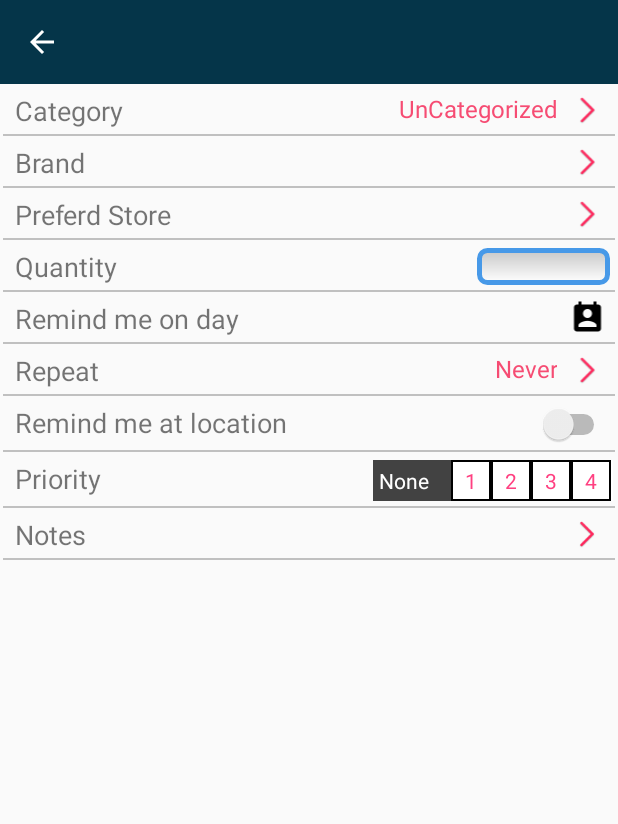
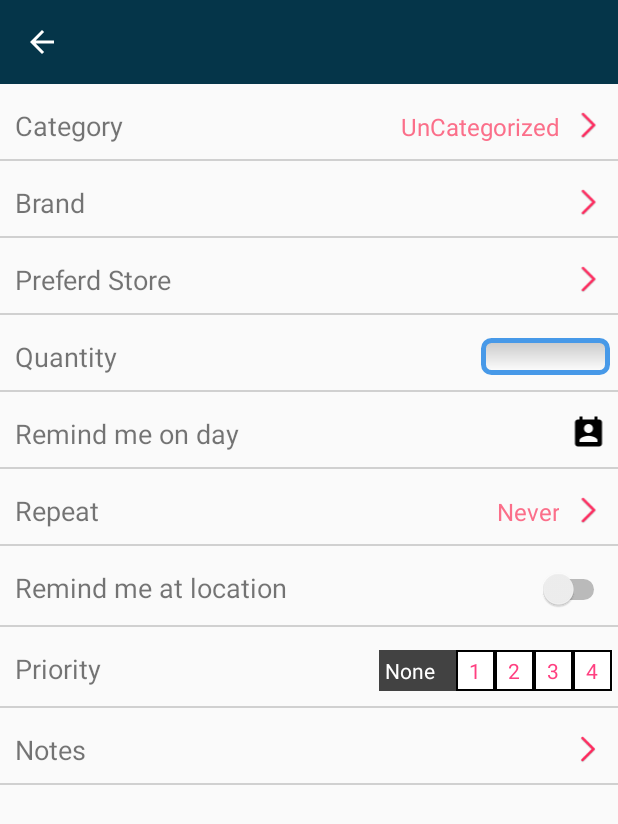
Before and after one commit to 4naveen/android, an Android app: the AddReminderItemActivity screen opened directly, with no data from a screen before it, on a phone screen of 412 x 824 dp. Shown: the top 824 px of the screen. Run offline under Robolectric (Android 15) with nearby library versions, the phone set to English and light mode, and no system bars; libraries missing offline, so code that uses them is left out: com.afollestad.materialdialogs, com.github.florent37.singledateandtimepicker; 4 statements that could not run were skipped.

Commit message:
add reminder page designed.

```diff
--- a/app/src/main/res/layout/activity_add_reminder_item.xml
+++ b/app/src/main/res/layout/activity_add_reminder_item.xml
@@ -7,50 +7,55 @@
     android:orientation="vertical"
     android:id="@+id/layout"
     tools:context="com.project.spliceglobal.recallgo.AddReminderItemActivity">
+
     <include
         layout="@layout/app_bar"
         android:layout_width="match_parent"
         android:layout_height="wrap_content" />
+
     <LinearLayout
         android:layout_width="match_parent"
         android:layout_height="wrap_content"
         android:layout_marginTop="5dp"
         android:id="@+id/category"
         android:orientation="horizontal">
+
         <TextView
             android:layout_width="0dp"
             android:layout_weight="0.5"
             android:layout_height="wrap_content"
             android:textSize="18sp"
-            android:layout_marginLeft="10dp"
-            android:layout_marginStart="10dp"
+            android:layout_margin="10dp"
             android:text="Category"/>
+
         <TextView
             android:layout_width="0dp"
             android:id="@+id/category_text"
             android:layout_weight="0.4"
             android:layout_height="wrap_content"
             android:textSize="16sp"
-            android:layout_gravity="end"
-            android:gravity="end"
+            android:gravity="right"
+            android:layout_marginTop="10dp"
+            android:layout_marginBottom="10dp"
             android:text="UnCategorized"
-            android:textColor="@color/bg_screen2"/>
+            android:textColor="@color/pink_font_color"/>
+
         <ImageView
             android:layout_width="0dp"
             android:layout_weight="0.1"
             android:layout_height="wrap_content"
-            android:layout_gravity="end"
+            android:gravity="right"
+            android:layout_marginTop="10dp"
+            android:layout_marginBottom="10dp"
             android:src="@mipmap/arrow_right"/>
 
     </LinearLayout>
 
     <View
-        android:layout_width="fill_parent"
+        android:layout_width="match_parent"
         android:layout_height="1dp"
-        android:layout_marginLeft="2dp"
-        android:layout_marginRight="2dp"
-        android:layout_marginTop="3dp"
-        android:background="#c0c0c0" />
+        android:background="#D0D0D0" />
+
 
     <LinearLayout
         android:layout_width="match_parent"
@@ -63,86 +68,94 @@
             android:layout_weight="0.5"
             android:layout_height="wrap_content"
             android:textSize="18sp"
-            android:layout_marginLeft="10dp"
-            android:layout_marginStart="10dp"
+            android:layout_margin="10dp"
             android:text="Brand"/>
+
         <TextView
             android:layout_width="0dp"
             android:id="@+id/brand_text"
             android:layout_weight="0.4"
             android:layout_height="wrap_content"
             android:textSize="16sp"
-            android:layout_gravity="end"
-            android:gravity="end"
+            android:gravity="right"
             android:text=""
-            android:textColor="@color/bg_screen2"/>
+            android:layout_marginTop="10dp"
+            android:layout_marginBottom="10dp"
+            android:textColor="@color/pink_font_color"/>
+
         <ImageView
             android:layout_width="0dp"
             android:layout_weight="0.1"
             android:layout_height="wrap_content"
-            android:layout_gravity="end"
+            android:gravity="right"
+            android:layout_marginBottom="10dp"
+            android:layout_marginTop="10dp"
             android:src="@mipmap/arrow_right"/>
 
     </LinearLayout>
 
     <View
-        android:layout_width="fill_parent"
+        android:layout_width="match_parent"
         android:layout_height="1dp"
-        android:layout_marginLeft="2dp"
-        android:layout_marginRight="2dp"
-        android:layout_marginTop="3dp"
-        android:background="#c0c0c0" />
+        android:background="#D0D0D0" />
+
+
+
     <LinearLayout
         android:layout_width="match_parent"
         android:layout_height="wrap_content"
         android:layout_marginTop="5dp"
         android:id="@+id/prefered_store"
         android:orientation="horizontal">
+
         <TextView
             android:layout_width="0dp"
             android:layout_weight="0.5"
             android:layout_height="wrap_content"
             android:textSize="18sp"
-            android:layout_marginLeft="10dp"
-            android:layout_marginStart="10dp"
+            android:layout_margin="10dp"
             android:text="Preferd Store"/>
+
         <TextView
             android:layout_width="0dp"
             android:id="@+id/prefered_store_text"
             android:layout_weight="0.4"
             android:layout_height="wrap_content"
             android:textSize="16sp"
-            android:layout_gravity="end"
-            android:gravity="end"
+            android:gravity="right"
+            android:layout_marginTop="10dp"
+            android:layout_marginBottom="10dp"
             android:text=""
-            android:textColor="@color/bg_screen2"/>
+            android:textColor="@color/pink_font_color"/>
+
         <ImageView
             android:layout_width="0dp"
             android:layout_weight="0.1"
             android:layout_height="wrap_content"
-            android:layout_gravity="end"
+            android:gravity="right"
+            android:layout_marginTop="10dp"
+            android:layout_marginBottom="10dp"
             android:src="@mipmap/arrow_right"/>
     </LinearLayout>
 
     <View
-        android:layout_width="fill_parent"
+        android:layout_width="match_parent"
         android:layout_height="1dp"
-        android:layout_marginLeft="2dp"
-        android:layout_marginRight="2dp"
-        android:layout_marginTop="3dp"
-        android:background="#c0c0c0" />
+        android:background="#D0D0D0" />
+
+
     <LinearLayout
         android:layout_width="match_parent"
         android:layout_height="wrap_content"
         android:layout_marginTop="5dp"
         android:orientation="horizontal">
+
         <TextView
             android:layout_width="0dp"
             android:layout_weight="0.7"
             android:layout_height="wrap_content"
             android:textSize="18sp"
-            android:layout_marginLeft="10dp"
-            android:layout_marginStart="10dp"
+            android:layout_margin="10dp"
             android:text="Quantity"/>
 
         <EditText
@@ -150,34 +163,36 @@
             android:id="@+id/quantity"
             android:layout_weight="0.2"
             android:layout_height="wrap_content"
-            android:layout_gravity="end"
             android:layout_marginRight="5dp"
             android:layout_marginEnd="5dp"
-            android:gravity="center"
+            android:layout_marginTop="10dp"
+            android:layout_marginBottom="10dp"
+            android:gravity="right"
             android:cursorVisible="false"
+            android:inputType="number"
+            android:singleLine="true"
             android:background="@drawable/rounded_edittext" />
 
     </LinearLayout>
 
     <View
-        android:layout_width="fill_parent"
+        android:layout_width="match_parent"
         android:layout_height="1dp"
-        android:layout_marginLeft="2dp"
-        android:layout_marginRight="2dp"
-        android:layout_marginTop="3dp"
-        android:background="#c0c0c0" />
+        android:background="#D0D0D0" />
+
+
     <LinearLayout
         android:layout_width="match_parent"
         android:layout_height="wrap_content"
         android:layout_marginTop="5dp"
         android:orientation="horizontal">
+
         <TextView
             android:layout_width="0dp"
             android:layout_weight="0.6"
             android:layout_height="wrap_content"
             android:textSize="18sp"
-            android:layout_marginLeft="10dp"
-            android:layout_marginStart="10dp"
+            android:layout_margin="10dp"
             android:text="Remind me on day"/>
         <TextView
             android:layout_width="0dp"
@@ -185,27 +200,29 @@
             android:layout_weight="0.3"
             android:layout_height="wrap_content"
             android:textSize="14sp"
-            android:layout_gravity="end"
-            android:gravity="end"
+            android:gravity="right"
+            android:layout_marginTop="10dp"
+            android:layout_marginBottom="10dp"
             android:text=""
-            android:textColor="@color/bg_screen2"/>
+            android:textColor="@color/pink_font_color"/>
+
         <ImageView
             android:layout_width="0dp"
             android:id="@+id/date_time"
             android:layout_weight="0.1"
             android:layout_height="wrap_content"
-            android:layout_gravity="end"
+            android:gravity="right"
+            android:layout_marginBottom="10dp"
+            android:layout_marginTop="10dp"
             android:src="@mipmap/calendar"/>
 
     </LinearLayout>
 
     <View
-        android:layout_width="fill_parent"
+        android:layout_width="match_parent"
         android:layout_height="1dp"
-        android:layout_marginLeft="2dp"
-        android:layout_marginRight="2dp"
-        android:layout_marginTop="3dp"
-        android:background="#c0c0c0" />
+        android:background="#D0D0D0" />
+
     <LinearLayout
         android:layout_width="match_parent"
         android:layout_height="wrap_content"
@@ -217,48 +234,50 @@
             android:layout_weight="0.5"
             android:layout_height="wrap_content"
             android:textSize="18sp"
-            android:layout_marginLeft="10dp"
-            android:layout_marginStart="10dp"
+            android:layout_margin="10dp"
             android:text="Repeat"/>
+
         <TextView
             android:layout_width="0dp"
             android:id="@+id/repeat_text"
             android:layout_weight="0.4"
             android:layout_height="wrap_content"
             android:textSize="16sp"
-            android:layout_gravity="end"
-            android:gravity="end"
+            android:gravity="right"
             android:text="Never"
-            android:textColor="@color/bg_screen2"/>
+            android:layout_marginBottom="10dp"
+            android:layout_marginTop="10dp"
+            android:textColor="@color/pink_font_color"/>
+
         <ImageView
             android:layout_width="0dp"
             android:layout_weight="0.1"
             android:layout_height="wrap_content"
-            android:layout_gravity="end"
+            android:gravity="right"
+            android:layout_marginBottom="10dp"
+            android:layout_marginTop="10dp"
             android:src="@mipmap/arrow_right"/>
 
     </LinearLayout>
 
     <View
-        android:layout_width="fill_parent"
+        android:layout_width="match_parent"
         android:layout_height="1dp"
-        android:layout_marginLeft="2dp"
-        android:layout_marginRight="2dp"
-        android:layout_marginTop="3dp"
-        android:background="#c0c0c0" />
+        android:background="#D0D0D0" />
+
 
     <LinearLayout
         android:layout_width="match_parent"
         android:layout_height="wrap_content"
         android:layout_marginTop="5dp"
         android:orientation="horizontal">
+
         <TextView
             android:layout_width="0dp"
             android:layout_weight="0.9"
             android:layout_height="wrap_content"
             android:textSize="18sp"
-            android:layout_marginLeft="10dp"
-            android:layout_marginStart="10dp"
+            android:layout_margin="10dp"
             android:text="Remind me at location"/>
 
         <Switch
@@ -268,18 +287,19 @@
             android:checked="false"
             android:layout_marginEnd="5dp"
             android:layout_marginRight="5dp"
+            android:layout_marginBottom="10dp"
+            android:layout_marginTop="10dp"
             android:textOff="No"
             android:textOn="Yes"/>
 
     </LinearLayout>
 
     <View
-        android:layout_width="fill_parent"
+        android:layout_width="match_parent"
         android:layout_height="1dp"
-        android:layout_marginLeft="2dp"
-        android:layout_marginRight="2dp"
-        android:layout_marginTop="3dp"
-        android:background="#c0c0c0" />
+        android:background="#D0D0D0" />
+
+
     <LinearLayout
         android:layout_width="match_parent"
         android:layout_height="wrap_content"
@@ -290,8 +310,7 @@
             android:layout_weight="0.6"
             android:layout_height="wrap_content"
             android:textSize="18sp"
-            android:layout_marginLeft="10dp"
-            android:layout_marginStart="10dp"
+            android:layout_margin="10dp"
             android:text="Priority"/>
 
         <TableLayout
@@ -300,7 +319,9 @@
             android:layout_weight="0.4"
             android:layout_height="wrap_content"
             android:layout_marginEnd="3dp"
-            android:layout_marginRight="3dp"
+            android:layout_marginRight="5dp"
+            android:layout_marginTop="10dp"
+            android:layout_marginBottom="10dp"
             android:stretchColumns="*">
 
             <TableRow
@@ -370,41 +391,39 @@
     </LinearLayout>
 
     <View
-        android:layout_width="fill_parent"
+        android:layout_width="match_parent"
         android:layout_height="1dp"
-        android:layout_marginLeft="2dp"
-        android:layout_marginRight="2dp"
-        android:layout_marginTop="3dp"
-        android:background="#c0c0c0" />
+        android:background="#D0D0D0" />
+
     <LinearLayout
         android:layout_width="match_parent"
         android:layout_height="wrap_content"
         android:layout_marginTop="5dp"
         android:id="@+id/notes"
         android:orientation="horizontal">
+
         <TextView
             android:layout_width="0dp"
             android:layout_weight="0.9"
             android:layout_height="wrap_content"
             android:textSize="18sp"
-            android:layout_marginLeft="10dp"
-            android:layout_marginStart="10dp"
+            android:layout_margin="10dp"
             android:text="Notes"/>
 
         <ImageView
             android:layout_width="0dp"
             android:layout_weight="0.1"
             android:layout_height="wrap_content"
-            android:layout_gravity="end"
+            android:gravity="right"
+            android:layout_marginTop="10dp"
+            android:layout_marginBottom="10dp"
             android:src="@mipmap/arrow_right"/>
 
     </LinearLayout>
 
     <View
-        android:layout_width="fill_parent"
+        android:layout_width="match_parent"
         android:layout_height="1dp"
-        android:layout_marginLeft="2dp"
-        android:layout_marginRight="2dp"
-        android:layout_marginTop="3dp"
-        android:background="#c0c0c0" />
+        android:background="#D0D0D0" />
+
 </LinearLayout>
--- a/app/src/main/res/values/colors.xml
+++ b/app/src/main/res/values/colors.xml
@@ -19,6 +19,7 @@
     <color name="dashboad_bg2">#FF2559</color>
     <color name="dashboad_bg3">#81D208</color>
     <color name="dashboad_bg4">#FA7F31</color>
+    <color name="pink_font_color">#FB6F8A</color>
 
     <!-- dots inactive colors -->
     <color name="dot_dark_screen1">#d1395c</color>
```
